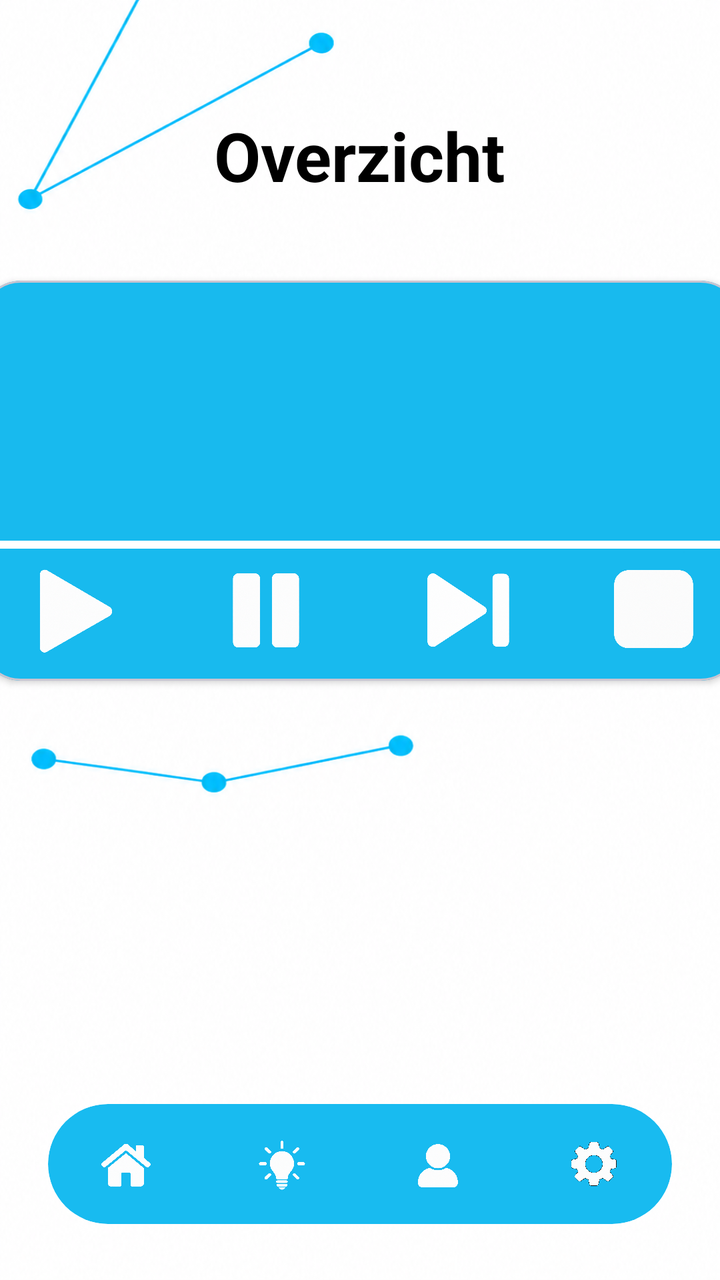
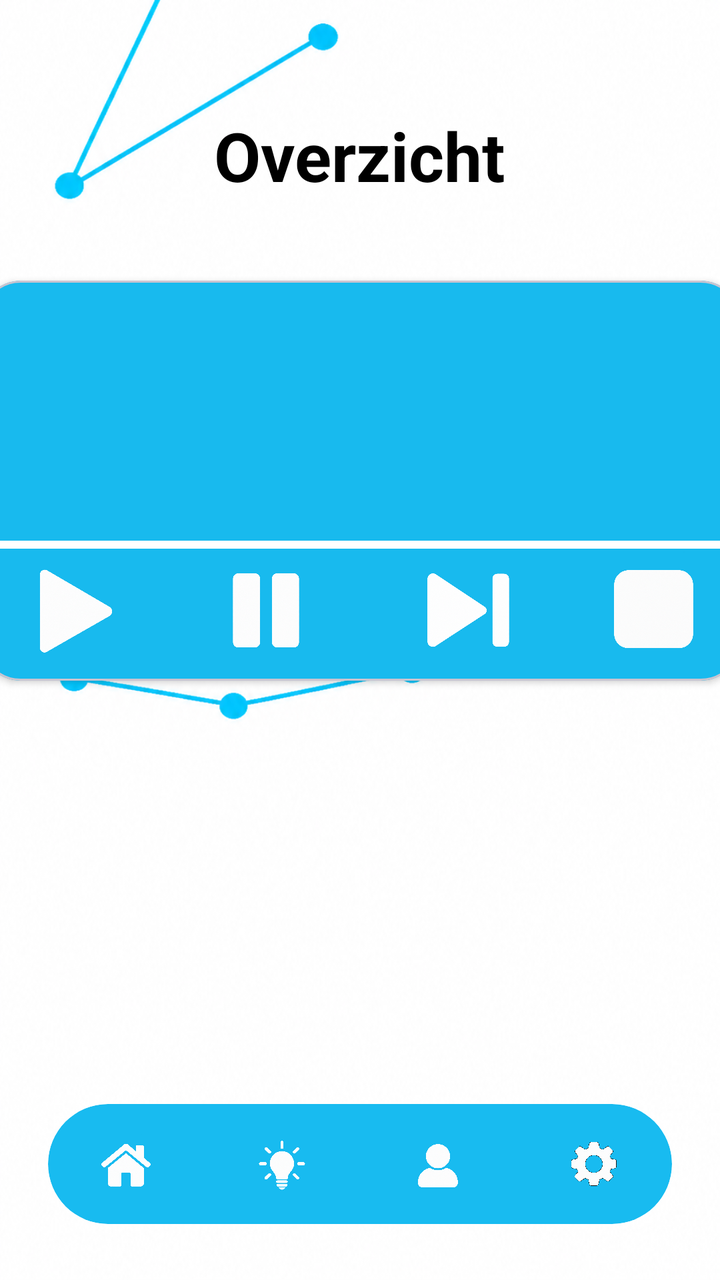

Screens rendered from an Android XML layout before and after an edit, with the pre-edit source and the edit as a unified diff.
<!-- AndroidManifest.xml: application theme Theme.Homeassistantdasboard -->
<!-- res/layout/activity_dasboard.xml -->
<?xml version="1.0" encoding="utf-8"?>
<androidx.constraintlayout.widget.ConstraintLayout xmlns:android="http://schemas.android.com/apk/res/android"
    xmlns:app="http://schemas.android.com/apk/res-auto"
    xmlns:tools="http://schemas.android.com/tools"
    android:id="@+id/main"
    android:background="@drawable/achtergrond"
    android:layout_width="match_parent"
    android:layout_height="match_parent"
    tools:context=".dasboard">

    

    <TextView
        android:id="@+id/textView2"

        android:layout_width="wrap_content"
        android:layout_height="wrap_content"
        android:layout_marginTop="55dp"
        android:text="Overzicht"
        android:textColor="#000000"
        android:textSize="34sp"
        android:textStyle="bold"
        app:layout_constraintEnd_toEndOf="parent"
        app:layout_constraintStart_toStartOf="parent"
        app:layout_constraintTop_toTopOf="parent" />

    
    <com.google.android.material.card.MaterialCardView
        android:id="@+id/musicCard"
        android:layout_width="380dp"
        android:layout_height="200dp"
        android:layout_marginStart="24dp"
        android:layout_marginTop="40dp"
        android:layout_marginEnd="24dp"
        app:cardBackgroundColor="#18BAEE"
        app:cardCornerRadius="20dp"
        app:cardElevation="2dp"
        app:layout_constraintEnd_toEndOf="parent"
        app:layout_constraintStart_toStartOf="parent"
        app:layout_constraintTop_toBottomOf="@id/textView2">

        <androidx.constraintlayout.widget.ConstraintLayout
            android:layout_width="match_parent"
            android:layout_height="match_parent">

            <ImageView
                android:id="@+id/playButton2"
                android:layout_width="80dp"
                android:layout_height="60dp"
                android:layout_marginStart="2dp"
                android:layout_marginBottom="2dp"
                android:backgroundTint="#000000"
                android:src="@drawable/playbutton"
                android:textAllCaps="false"
                app:cornerRadius="20dp"
                app:iconSize="20dp"
                app:layout_constraintBottom_toBottomOf="parent"
                app:layout_constraintEnd_toEndOf="parent"
                app:layout_constraintHorizontal_bias="0.016"
                app:layout_constraintStart_toStartOf="parent"
                app:layout_constraintTop_toTopOf="parent"
                app:layout_constraintVertical_bias="0.971" />

            <ImageView
                android:id="@+id/pauseButton2"
                android:layout_width="80dp"
                android:layout_height="60dp"
                android:layout_marginStart="16dp"
                android:layout_marginBottom="2dp"
                android:backgroundTint="#0557A2"
                android:src="@drawable/pauze"
                app:layout_constraintBottom_toBottomOf="parent"
                app:layout_constraintStart_toEndOf="@+id/playButton2"
                app:layout_constraintTop_toTopOf="parent"
                app:layout_constraintVertical_bias="0.971" />

            <ImageView
                android:id="@+id/pauseButton"
                android:layout_width="90dp"
                android:layout_height="60dp"
                android:layout_marginStart="16dp"
                android:backgroundTint="#0557A2"
                android:src="@drawable/next"
                android:textAllCaps="false"
                app:cornerRadius="20dp"
                app:layout_constraintBottom_toBottomOf="parent"
                app:layout_constraintStart_toEndOf="@+id/pauseButton2"
                app:layout_constraintTop_toTopOf="parent"
                app:layout_constraintVertical_bias="0.957" />

            <ImageView
                android:id="@+id/stopButton"
                android:layout_width="69dp"
                android:layout_height="58dp"
                android:layout_marginStart="15dp"
                android:layout_marginEnd="2dp"
                android:backgroundTint="#0557A2"
                android:src="@drawable/stopgoed"
                android:textAllCaps="false"
                app:cornerRadius="20dp"
                app:layout_constraintBottom_toBottomOf="parent"
                app:layout_constraintEnd_toEndOf="parent"
                app:layout_constraintHorizontal_bias="0.976"
                app:layout_constraintStart_toEndOf="@+id/pauseButton"
                app:layout_constraintStart_toStartOf="parent"
                app:layout_constraintTop_toTopOf="parent"
                app:layout_constraintVertical_bias="0.943" />

            <Button
                android:id="@+id/button2"
                android:layout_width="380dp"
                android:layout_height="4dp"
                android:backgroundTint="#FFFFFF"
                android:text="Button"
                app:layout_constraintBottom_toBottomOf="parent"
                app:layout_constraintEnd_toEndOf="parent"
                app:layout_constraintHorizontal_bias="0.0"
                app:layout_constraintStart_toStartOf="parent"
                app:layout_constraintTop_toTopOf="parent"
                app:layout_constraintVertical_bias="0.663" />

        </androidx.constraintlayout.widget.ConstraintLayout>

    </com.google.android.material.card.MaterialCardView>


    <com.google.android.material.card.MaterialCardView
        android:id="@+id/bottomBar"
        android:layout_width="0dp"
        android:layout_height="60dp"
        android:layout_marginStart="24dp"
        android:layout_marginEnd="24dp"
        android:layout_marginBottom="28dp"
        app:cardBackgroundColor="#18BBF0"
        app:cardCornerRadius="30dp"
        app:cardElevation="0dp"
        app:layout_constraintBottom_toBottomOf="parent"
        app:layout_constraintEnd_toEndOf="parent"
        app:layout_constraintStart_toStartOf="parent"
        app:strokeWidth="0dp">

        <LinearLayout
            android:layout_width="match_parent"
            android:layout_height="match_parent"
            android:orientation="horizontal"
            android:weightSum="4">

            
            <FrameLayout
                android:id="@+id/navItem1"
                android:layout_width="0dp"
                android:layout_height="match_parent"
                android:layout_weight="1"
                android:clickable="true"
                android:focusable="true">

                <ImageView
                    android:layout_width="30dp"
                    android:layout_height="30dp"
                    android:layout_gravity="center"
                    android:contentDescription="Home"
                    android:src="@drawable/house" />

            </FrameLayout>


            
            <FrameLayout
                android:id="@+id/navItem2"
                android:layout_width="0dp"
                android:layout_height="match_parent"
                android:layout_weight="1"
                android:clickable="true"
                android:focusable="true">

                <ImageView
                    android:layout_width="30dp"
                    android:layout_height="30dp"
                    android:layout_gravity="center"
                    android:contentDescription="Lamp"
                    android:src="@drawable/lamp" />

            </FrameLayout>


            
            <FrameLayout
                android:id="@+id/navItem3"
                android:layout_width="0dp"
                android:layout_height="match_parent"
                android:layout_weight="1"
                android:clickable="true"
                android:focusable="true">

                <ImageView
                    android:layout_width="30dp"
                    android:layout_height="30dp"
                    android:layout_gravity="center"
                    android:contentDescription="Gebruiker"
                    android:src="@drawable/usr" />

            </FrameLayout>


            
            <FrameLayout
                android:id="@+id/navItem4"
                android:layout_width="0dp"
                android:layout_height="match_parent"
                android:layout_weight="1"
                android:clickable="true"
                android:focusable="true">

                <ImageView
                    android:id="@+id/settingsbutton"
                    android:layout_width="30dp"
                    android:layout_height="30dp"
                    android:layout_gravity="center"
                    android:contentDescription="Instellingen"
                    android:src="@drawable/settings1" />






            </FrameLayout>

        </LinearLayout>

    </com.google.android.material.card.MaterialCardView>

</androidx.constraintlayout.widget.ConstraintLayout>
<!-- resources referenced by this layout -->
<resources>
  <!-- drawable achtergrond: png bitmap (drawable, 879844 bytes) -->
  <!-- drawable house: png bitmap (drawable, 434060 bytes) -->
  <!-- drawable lamp: png bitmap (drawable, 342665 bytes) -->
  <!-- drawable next: png bitmap (drawable, 973981 bytes) -->
  <!-- drawable pauze: png bitmap (drawable, 325704 bytes) -->
  <!-- drawable playbutton: png bitmap (drawable, 355378 bytes) -->
  <!-- drawable settings1: png bitmap (drawable, 500232 bytes) -->
  <!-- drawable stopgoed: png bitmap (drawable, 563368 bytes) -->
  <!-- drawable usr: png bitmap (drawable, 377254 bytes) -->
  <style name="Theme.Homeassistantdasboard" parent="Base.Theme.Homeassistantdasboard" />
  <style name="Base.Theme.Homeassistantdasboard" parent="Theme.Material3.DayNight.NoActionBar">
          
          
      </style>
</resources>

<!-- the commit's change to res/layout/activity_dasboard.xml (unified diff, before → after) -->
@@ -23,6 +23,11 @@
         app:layout_constraintEnd_toEndOf="parent"
         app:layout_constraintStart_toStartOf="parent"
         app:layout_constraintTop_toTopOf="parent" />
+
+
+
+
+
 
     
     <com.google.android.material.card.MaterialCardView
<!-- resource entries referenced after the edit -->
@@ -1,6 +1,6 @@
 <!-- resources referenced by this layout -->
 <resources>
-  <!-- drawable achtergrond: png bitmap (drawable, 879844 bytes) -->
+  <!-- drawable achtergrond: png bitmap (drawable, 736660 bytes) -->
   <!-- drawable house: png bitmap (drawable, 434060 bytes) -->
   <!-- drawable lamp: png bitmap (drawable, 342665 bytes) -->
   <!-- drawable next: png bitmap (drawable, 973981 bytes) -->
